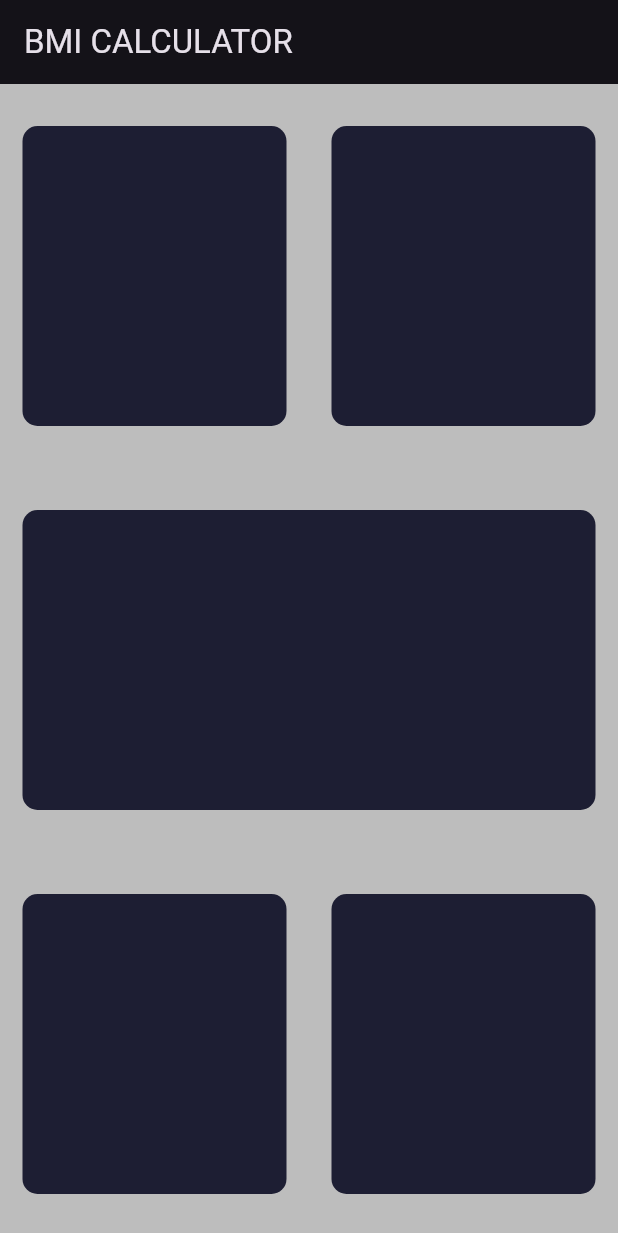
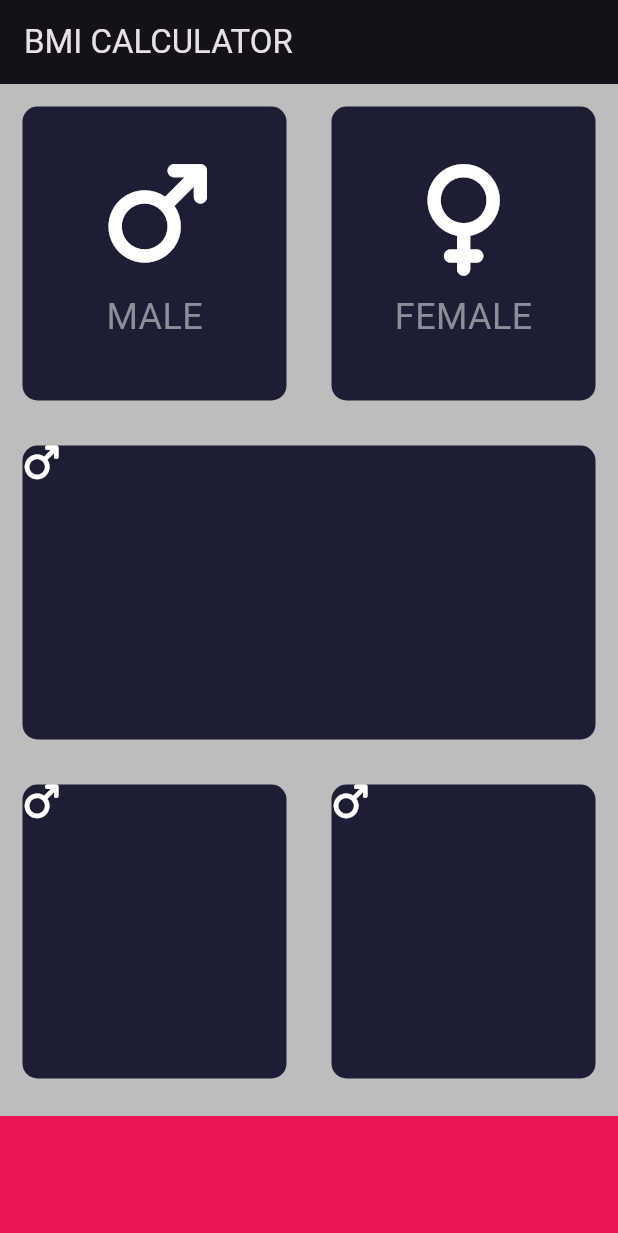
Before and after one commit to G0LD02/bmi_calculatyor_flutter, a Flutter app: the screen it shows after launch, on a phone screen of 412 x 824 dp. Shown: the top 1233 px of the screen. Run offline on Flutter 3.47's test engine with Material 3 defaults, Android fonts, the phone set to English and light mode, and no system bars; our stand-ins replace font_awesome_flutter.

Commit message:
add the Clicks for the first row

```diff
--- /dev/null
+++ b/lib/card_content.dart
@@ -0,0 +1,33 @@
+import 'package:flutter/material.dart';
+import 'package:font_awesome_flutter/font_awesome_flutter.dart';
+
+const lebalTextStyle = TextStyle(
+              fontSize: 24.0,
+              color: Color(0xFF8D8E98)
+          );
+
+class cardContent extends StatelessWidget {
+
+  final icon;
+  final lebal;
+
+  cardContent(this.icon, this.lebal);
+  @override
+  Widget build(BuildContext context) {
+    return Column(
+      mainAxisAlignment: MainAxisAlignment.center,
+      children: [
+        FaIcon(
+          icon,
+          size: 70.0,
+        ),
+        SizedBox(
+          height: 15.0,
+        ),
+        Text(lebal,
+          style: lebalTextStyle,
+        )
+      ],
+    );
+  }
+}
--- a/lib/input_page.dart
+++ b/lib/input_page.dart
@@ -1,10 +1,42 @@
 import 'package:flutter/material.dart';
+import 'package:font_awesome_flutter/font_awesome_flutter.dart';
+import 'reusable_card.dart';
+import 'card_content.dart';
+
+const bottomContainerHeight = 80.0;
+const activeColor = Color(0xFF111328);
+const inActiveColor = Color(0xFF1D1E33);
+
+
 class InputPage extends StatefulWidget {
   @override
   _InputPageState createState() => _InputPageState();
 }
 
+
 class _InputPageState extends State<InputPage> {
+
+  Color maleCardColor = inActiveColor;
+  Color femaleCardColor = inActiveColor;
+
+  void updateColor(int gender) {
+    if (gender == 1) {
+      if (maleCardColor == inActiveColor) {
+        maleCardColor = activeColor;
+        femaleCardColor = inActiveColor;
+      } else {
+        maleCardColor = inActiveColor;
+      }
+    } else if (gender == 2) {
+      if (femaleCardColor == inActiveColor) {
+        femaleCardColor = activeColor;
+        maleCardColor = inActiveColor;
+      } else {
+        femaleCardColor = inActiveColor;
+      }
+    }
+  }
+
   @override
   Widget build(BuildContext context) {
     return Scaffold(
@@ -13,16 +45,37 @@ class _InputPageState extends State<InputPage> {
       ),
       body: Column(
         children: [
+          //First Row
           Expanded(child:
             Row(
               children: [
-                Expanded(child: ReusableCard(
-                  Color(0xFF1D1E33),
-                ),),
-                Expanded(child: ReusableCard(
-                  Color(0xFF1D1E33),
-                ),),
-
+                //Male Card
+                Expanded(child:
+                  GestureDetector(
+                    onTap: () {
+                      setState(() {
+                        updateColor(1);
+                      });
+                    },
+                    child: ReusableCard(
+                      maleCardColor,
+                      cardContent(FontAwesomeIcons.mars, 'MALE'),
+                    ),
+                  )
+                ),
+                Expanded(child:
+                  GestureDetector(
+                    onTap: () {
+                      setState(() {
+                        updateColor(2);
+                      });
+                    },
+                    child: ReusableCard(
+                      femaleCardColor,
+                      cardContent(FontAwesomeIcons.venus, 'FEMALE'),
+                    ),
+                  )
+                ),
               ],
             )
           ),
@@ -31,7 +84,10 @@ class _InputPageState extends State<InputPage> {
             children: [
               Expanded(child:
               ReusableCard(
-                Color(0xFF1D1E33),
+                  inActiveColor,
+                  FaIcon(
+                    FontAwesomeIcons.mars,
+                  )
               ),
               ),
             ],
@@ -42,38 +98,32 @@ class _InputPageState extends State<InputPage> {
             children: [
               Expanded(child:
                 ReusableCard(
-                  Color(0xFF1D1E33),
+                    inActiveColor,
+                    FaIcon(
+                      FontAwesomeIcons.mars,
+                    )
                 ),
               ),
               Expanded(child:
                 ReusableCard(
-                  Color(0xFF1D1E33),
+                    inActiveColor,
+                    FaIcon(
+                      FontAwesomeIcons.mars,
+                    )
                 ),
               ),
             ],
           )
           ),
+          Container(
+            color: Color(0xFFEB1555),
+            margin: EdgeInsets.only(top: 10.0),
+            width: double.infinity,
+            height: bottomContainerHeight,
+          ),
         ],
       )
+
     );
   }
 }
-
-class ReusableCard extends StatelessWidget {
-  final Color cardColor;
-
-  ReusableCard (this.cardColor);
-
-  @override
-  Widget build(BuildContext context) {
-    return Container(
-      margin: EdgeInsets.all(15.0),
-      decoration: BoxDecoration(
-        color: cardColor,
-        borderRadius: BorderRadius.circular(10.0),
-      ),
-      height: 200.0,
-      width: 170,
-    );
-  }
-}
--- /dev/null
+++ b/lib/reusable_card.dart
@@ -0,0 +1,22 @@
+import 'package:flutter/material.dart';
+
+class ReusableCard extends StatelessWidget {
+  final Color cardColor;
+  final Widget childCard;
+
+  ReusableCard (this.cardColor, this.childCard);
+
+  @override
+  Widget build(BuildContext context) {
+    return Container(
+      child: childCard,
+      margin: EdgeInsets.all(15.0),
+      decoration: BoxDecoration(
+        color: cardColor,
+        borderRadius: BorderRadius.circular(10.0),
+      ),
+      height: 200.0,
+      width: 170,
+    );
+  }
+}
--- a/pubspec.yaml
+++ b/pubspec.yaml
@@ -34,6 +34,7 @@ dependencies:
   # The following adds the Cupertino Icons font to your application.
   # Use with the CupertinoIcons class for iOS style icons.
   cupertino_icons: ^1.0.8
+  font_awesome_flutter: ^11.0.0
 
 dev_dependencies:
   flutter_test:
```
Also changed, not shown: pubspec.lock.
